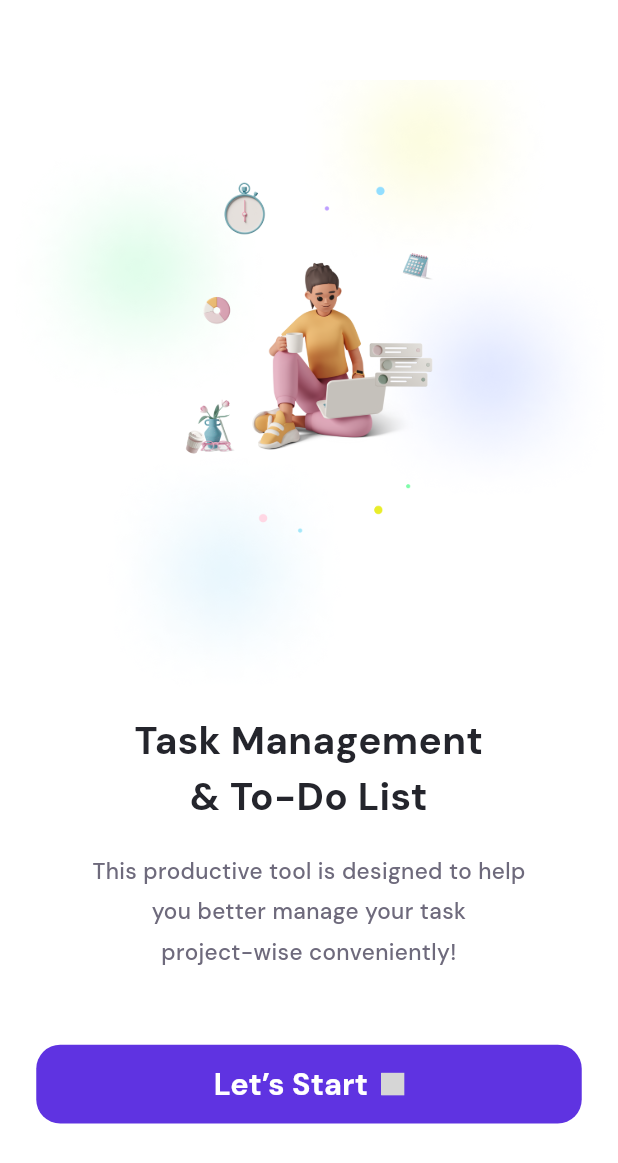
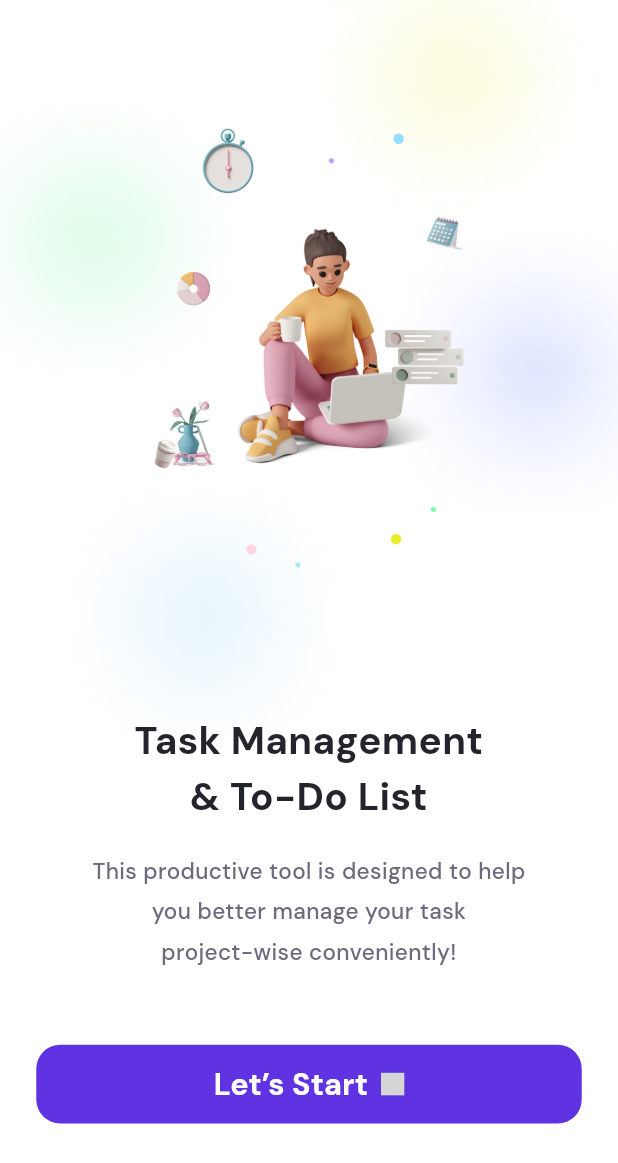
Before and after one commit to islam-Diab99/tasky_responsive_app, a Flutter app: the screen it shows after launch, on a phone screen of 412 x 824 dp. Shown: the top 1163 px of the screen. Run offline on Flutter 3.47's test engine with Material 3 defaults, Android fonts, the phone set to English and light mode, and no system bars; our stand-ins replace cached_network_image, country_picker, device_preview, dio, dotted_border, flutter_bloc and 11 more; missing offline and left inert: country_flags, mobile_scanner, phone_numbers_parser; generated files the repository leaves out were written again; grey boxes are pictures that could not be loaded.

Commit message:
fixing some bugs

```diff
--- a/lib/features/onboarding/widgets/landing_image_widget.dart
+++ b/lib/features/onboarding/widgets/landing_image_widget.dart
@@ -1,3 +1,5 @@
+import 'dart:io';
+
 import 'package:flutter/material.dart';
 import 'package:flutter_screenutil/flutter_screenutil.dart';
 import 'package:tasky/Core/assets_manager.dart';
@@ -14,7 +16,7 @@ class LandingImage extends StatelessWidget {
       ImagesManager.landingImage,
       height: screenheight * .64,
       width: double.infinity,
-      fit: BoxFit.contain,
+      fit: Platform.isWindows ? BoxFit.contain : BoxFit.cover,
     );
   }
 }
```
